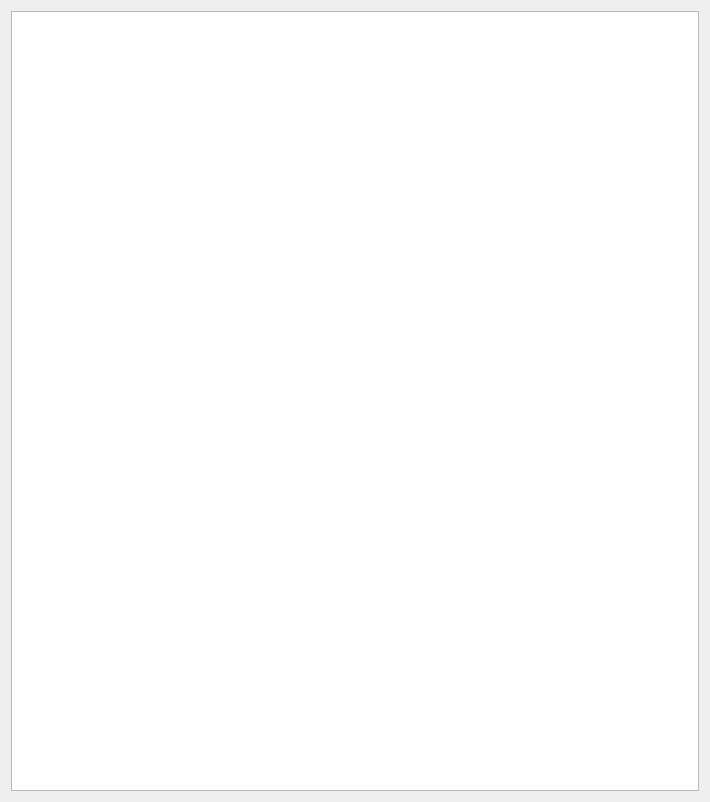
First picture: the form in src/wormnet/about.ui, repository dbanet/tws, before the edit.
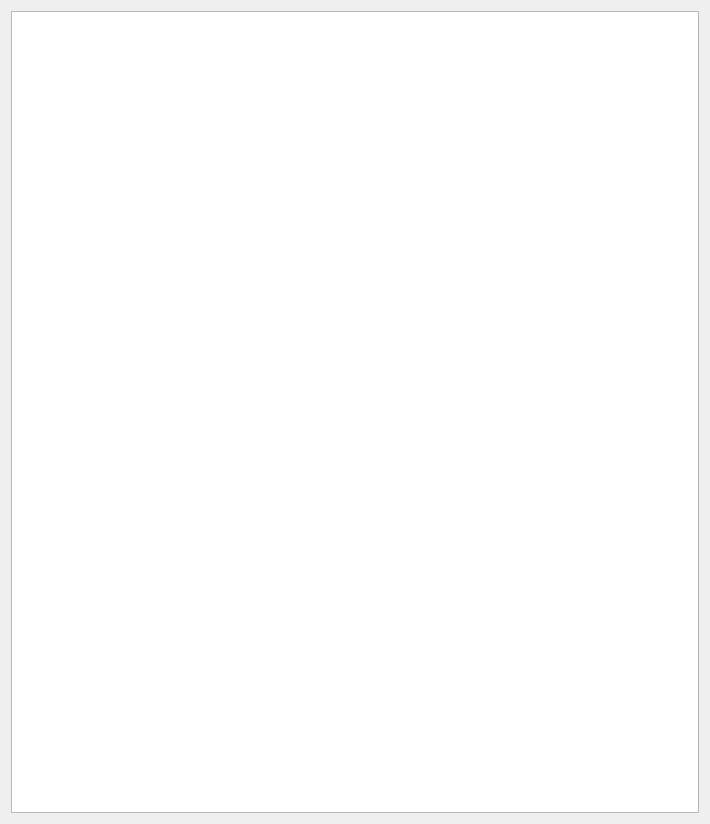
Second picture: the form after the edit.

Commit message: Added a note about #tws@freenode in About window + grammar fix in comments.

What changed in the file:
```diff
--- a/src/wormnet/about.ui
+++ b/src/wormnet/about.ui
@@ -7,7 +7,7 @@
     <x>0</x>
     <y>0</y>
     <width>710</width>
-    <height>802</height>
+    <height>824</height>
    </rect>
   </property>
   <property name="windowTitle">
```
The commit also changes 3 other files.
